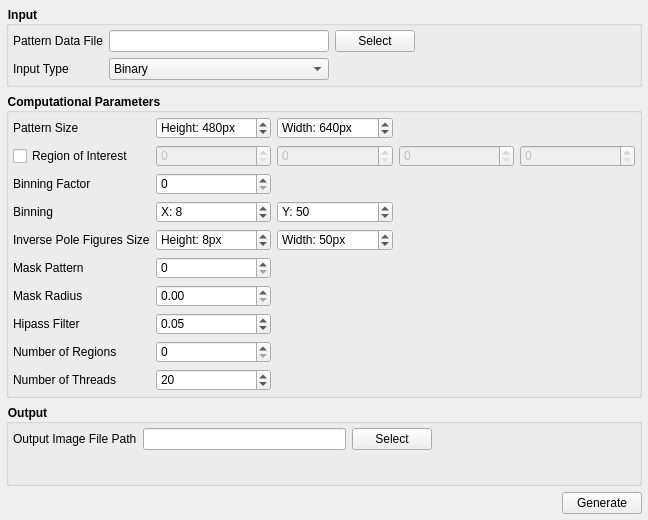
The window that Source/EMsoftWorkbench/Source/Modules/AverageDotProductMapModule/UI_Files/AverageDotProductMap_UI.ui (EMsoft-org/EMsoft) describes before a commit, drawn with Qt 5.
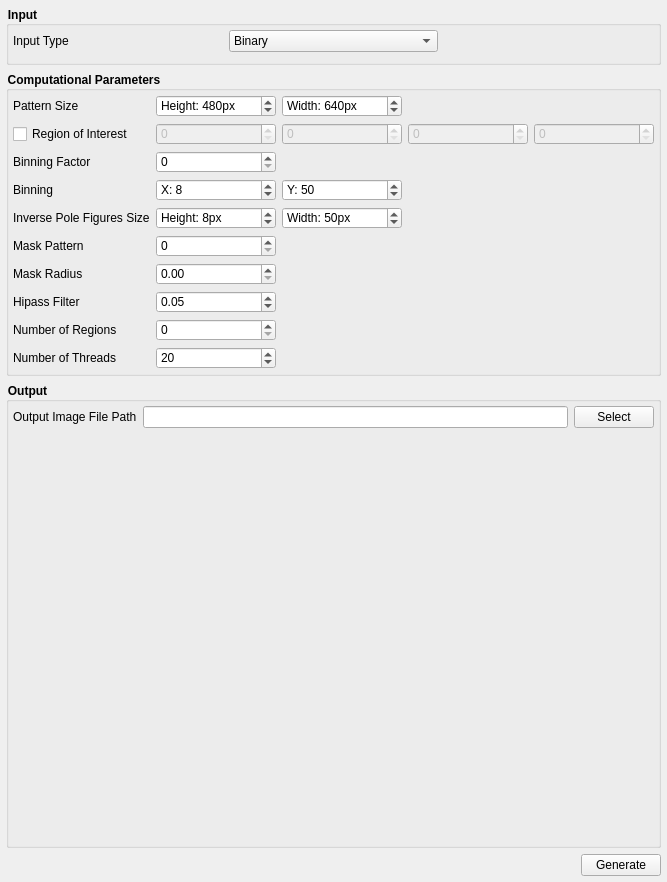
The same window after the commit. Custom widgets are drawn as their Qt base class.

Commit message: Continued work on AverageDotProductMap module.  Added QtSupport and Utilities files.

```diff
--- a/Source/EMsoftWorkbench/Source/Modules/AverageDotProductMapModule/UI_Files/AverageDotProductMap_UI.ui
+++ b/Source/EMsoftWorkbench/Source/Modules/AverageDotProductMapModule/UI_Files/AverageDotProductMap_UI.ui
@@ -6,8 +6,8 @@
    <rect>
     <x>0</x>
     <y>0</y>
-    <width>648</width>
-    <height>520</height>
+    <width>667</width>
+    <height>882</height>
    </rect>
   </property>
   <property name="windowTitle">
@@ -53,44 +53,7 @@
       <property name="bottomMargin">
        <number>4</number>
       </property>
-      <item row="1" column="0">
-       <widget class="QLabel" name="patternFileLabel">
-        <property name="text">
-         <string>Pattern Data File</string>
-        </property>
-       </widget>
-      </item>
-      <item row="1" column="3">
-       <spacer name="horizontalSpacer">
-        <property name="orientation">
-         <enum>Qt::Horizontal</enum>
-        </property>
-        <property name="sizeHint" stdset="0">
-         <size>
-          <width>40</width>
-          <height>20</height>
-         </size>
-        </property>
-       </spacer>
-      </item>
-      <item row="1" column="2">
-       <widget class="QPushButton" name="patternSelectBtn">
-        <property name="text">
-         <string>Select</string>
-        </property>
-       </widget>
-      </item>
       <item row="1" column="1">
-       <widget class="QLineEdit" name="patternFilePathLE"/>
-      </item>
-      <item row="2" column="0">
-       <widget class="QLabel" name="inputTypeLabel">
-        <property name="text">
-         <string>Input Type</string>
-        </property>
-       </widget>
-      </item>
-      <item row="2" column="1">
        <widget class="QComboBox" name="inputTypeCB">
         <property name="sizeAdjustPolicy">
          <enum>QComboBox::AdjustToContents</enum>
@@ -137,6 +100,23 @@
         </item>
        </widget>
       </item>
+      <item row="1" column="0">
+       <widget class="QLabel" name="inputTypeLabel">
+        <property name="text">
+         <string>Input Type</string>
+        </property>
+       </widget>
+      </item>
+      <item row="2" column="0" colspan="3">
+       <widget class="HDF5DatasetSelectionWidget" name="hdf5SelectionWidget" native="true">
+        <property name="minimumSize">
+         <size>
+          <width>0</width>
+          <height>0</height>
+         </size>
+        </property>
+       </widget>
+      </item>
      </layout>
     </widget>
    </item>
@@ -643,19 +623,6 @@
         </property>
        </widget>
       </item>
-      <item row="0" column="3">
-       <spacer name="horizontalSpacer_3">
-        <property name="orientation">
-         <enum>Qt::Horizontal</enum>
-        </property>
-        <property name="sizeHint" stdset="0">
-         <size>
-          <width>40</width>
-          <height>20</height>
-         </size>
-        </property>
-       </spacer>
-      </item>
      </layout>
     </widget>
    </item>
@@ -685,6 +652,19 @@
    </item>
   </layout>
  </widget>
+ <customwidgets>
+  <customwidget>
+   <class>QtSLineEdit</class>
+   <extends>QLineEdit</extends>
+   <header location="global">QtSLineEdit.h</header>
+  </customwidget>
+  <customwidget>
+   <class>HDF5DatasetSelectionWidget</class>
+   <extends>QWidget</extends>
+   <header location="global">HDF5DatasetSelectionWidget.h</header>
+   <container>1</container>
+  </customwidget>
+ </customwidgets>
  <tabstops>
   <tabstop>patternFilePathLE</tabstop>
   <tabstop>roiSB_1</tabstop>
```
Left out of the diff: 6 changed lines with no effect on the pictures. The commit also changes 54 other files.
